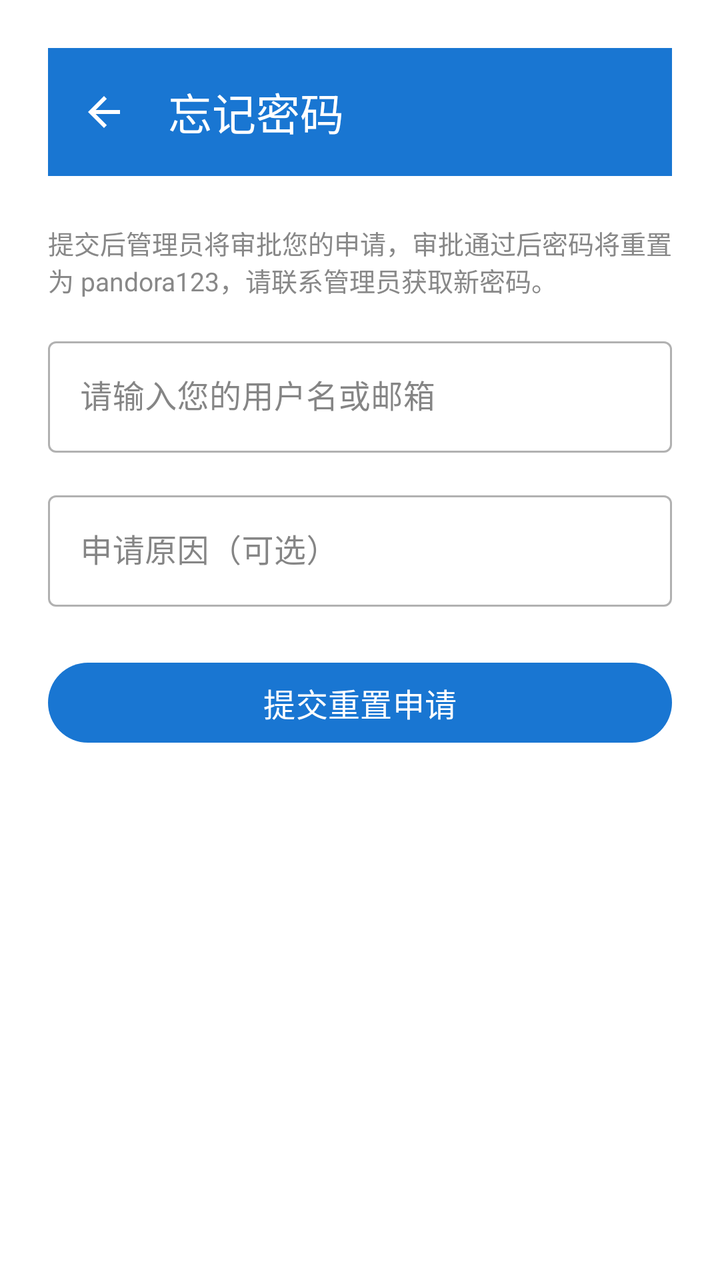
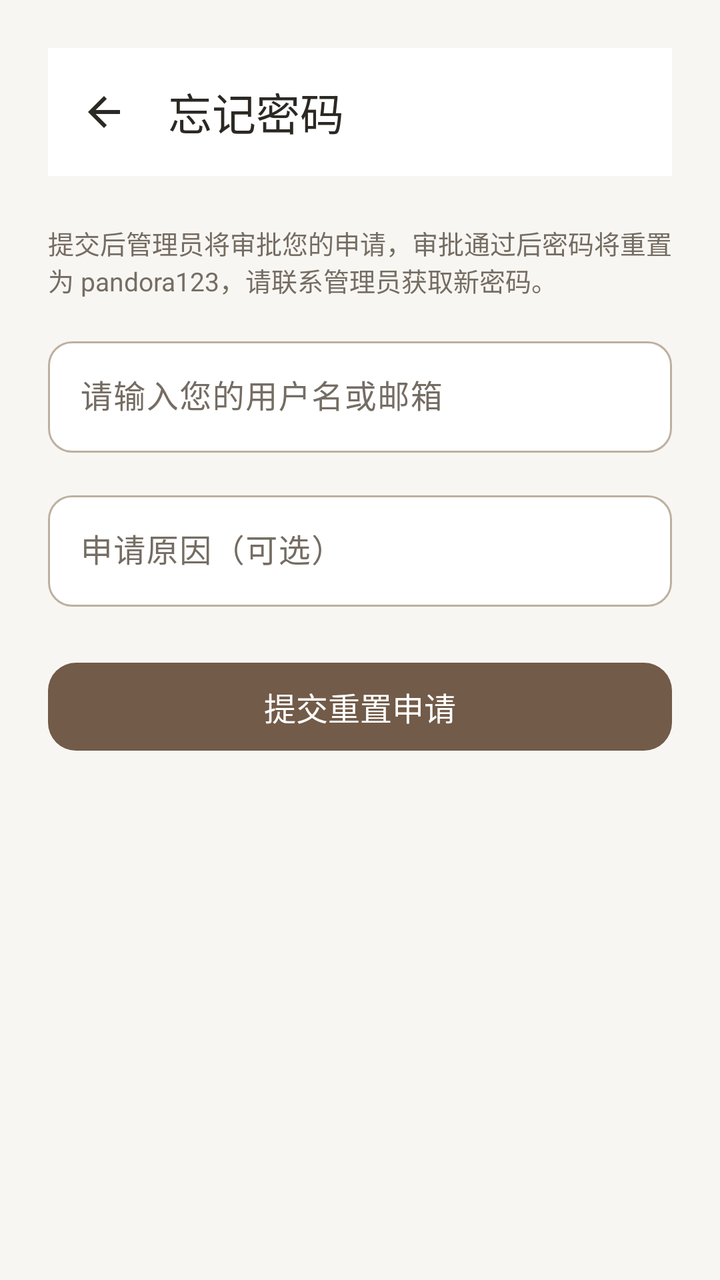

Screens rendered from an Android XML layout before and after an edit, with the pre-edit source and the edit as a unified diff.
<!-- AndroidManifest.xml: application theme Theme.Project_Pandora -->
<!-- res/layout/activity_forgot_password.xml -->
<?xml version="1.0" encoding="utf-8"?>
<LinearLayout xmlns:android="http://schemas.android.com/apk/res/android"
    android:layout_width="match_parent"
    android:layout_height="match_parent"
    android:orientation="vertical"
    android:padding="24dp">

    <com.google.android.material.appbar.MaterialToolbar
        android:id="@+id/toolbar"
        android:layout_width="match_parent"
        android:layout_height="wrap_content"
        android:background="?attr/colorPrimary"
        app:title="@string/forgot_password_title"
        app:titleTextColor="@android:color/white"
        app:navigationIcon="@drawable/ic_back"
        xmlns:app="http://schemas.android.com/apk/res-auto" />

    <TextView
        android:layout_width="match_parent"
        android:layout_height="wrap_content"
        android:layout_marginTop="24dp"
        android:text="提交后管理员将审批您的申请，审批通过后密码将重置为 pandora123，请联系管理员获取新密码。"
        android:textSize="13sp"
        android:textColor="@color/color_text_secondary"
        android:layout_marginBottom="16dp" />

    <com.google.android.material.textfield.TextInputLayout
        android:layout_width="match_parent"
        android:layout_height="wrap_content"
        android:layout_marginBottom="16dp"
        style="@style/Widget.MaterialComponents.TextInputLayout.OutlinedBox">

        <com.google.android.material.textfield.TextInputEditText
            android:id="@+id/edit_username"
            android:layout_width="match_parent"
            android:layout_height="wrap_content"
            android:hint="@string/forgot_password_hint"
            android:inputType="text"
            android:textColor="@color/color_text_edit_content" />
    </com.google.android.material.textfield.TextInputLayout>

    <com.google.android.material.textfield.TextInputLayout
        android:layout_width="match_parent"
        android:layout_height="wrap_content"
        android:layout_marginBottom="24dp"
        style="@style/Widget.MaterialComponents.TextInputLayout.OutlinedBox">

        <com.google.android.material.textfield.TextInputEditText
            android:id="@+id/edit_reason"
            android:layout_width="match_parent"
            android:layout_height="wrap_content"
            android:hint="@string/forgot_password_reason_hint"
            android:inputType="text"
            android:textColor="@color/color_text_edit_content" />
    </com.google.android.material.textfield.TextInputLayout>

    <com.google.android.material.button.MaterialButton
        android:id="@+id/btn_submit"
        android:layout_width="match_parent"
        android:layout_height="wrap_content"
        android:text="@string/forgot_password_submit"
        android:textSize="16sp" />

    <ProgressBar
        android:id="@+id/progress_bar"
        android:layout_width="wrap_content"
        android:layout_height="wrap_content"
        android:layout_gravity="center"
        android:layout_marginTop="16dp"
        android:visibility="gone" />

</LinearLayout>
<!-- resources referenced by this layout -->
<resources>
  <color name="color_text_edit_content">#FF000000</color>
  <color name="color_text_secondary">#FF888888</color>
  <style name="Base.Theme.Project_Pandora" parent="Theme.Material3.DayNight.NoActionBar">
          
          <item name="colorPrimary">@color/color_calendar_today</item>
          <item name="colorOnPrimary">@color/white</item>
          <item name="colorSurface">@color/color_bg_page</item>
          <item name="colorOnSurface">@color/color_text_primary</item>
          <item name="colorOnSurfaceVariant">@color/color_text_secondary</item>
          <item name="android:colorBackground">@color/color_bg_page</item>
          <item name="android:textColorPrimary">@color/color_text_primary</item>
          <item name="android:textColorSecondary">@color/color_text_secondary</item>
      </style>
  <color name="color_calendar_today">#FF1976D2</color>
  <color name="white">#FFFFFFFF</color>
  <color name="color_bg_page">#FFFFFFFF</color>
  <color name="color_text_primary">#FF333333</color>
  <!-- unchanged entries left out for length: 6 -->
</resources>

<!-- the commit's change to res/layout/activity_forgot_password.xml (unified diff, before → after) -->
@@ -9,11 +9,14 @@
         android:id="@+id/toolbar"
         android:layout_width="match_parent"
         android:layout_height="wrap_content"
-        android:background="?attr/colorPrimary"
+        android:background="@color/color_surface"
         app:title="@string/forgot_password_title"
-        app:titleTextColor="@android:color/white"
+        app:titleTextColor="@color/color_text_primary"
         app:navigationIcon="@drawable/ic_back"
-        xmlns:app="http://schemas.android.com/apk/res-auto" />
+        xmlns:app="http://schemas.android.com/apk/res-auto"
+        style="@style/Widget.Pandora.Toolbar"
+        app:navigationIconTint="@color/color_text_primary"
+        android:elevation="0dp" />
 
     <TextView
         android:layout_width="match_parent"
@@ -28,7 +31,7 @@
         android:layout_width="match_parent"
         android:layout_height="wrap_content"
         android:layout_marginBottom="16dp"
-        style="@style/Widget.MaterialComponents.TextInputLayout.OutlinedBox">
+        style="@style/Widget.Pandora.TextInput">
 
         <com.google.android.material.textfield.TextInputEditText
             android:id="@+id/edit_username"
@@ -43,7 +46,7 @@
         android:layout_width="match_parent"
         android:layout_height="wrap_content"
         android:layout_marginBottom="24dp"
-        style="@style/Widget.MaterialComponents.TextInputLayout.OutlinedBox">
+        style="@style/Widget.Pandora.TextInput">
 
         <com.google.android.material.textfield.TextInputEditText
             android:id="@+id/edit_reason"
@@ -59,7 +62,8 @@
         android:layout_width="match_parent"
         android:layout_height="wrap_content"
         android:text="@string/forgot_password_submit"
-        android:textSize="16sp" />
+        android:textSize="16sp"
+        android:textColor="@color/color_on_accent" />
 
     <ProgressBar
         android:id="@+id/progress_bar"
<!-- resource entries referenced after the edit -->
@@ -1,22 +1,178 @@
 <!-- resources referenced by this layout -->
 <resources>
-  <color name="color_text_edit_content">#FF000000</color>
-  <color name="color_text_secondary">#FF888888</color>
+  <color name="color_on_accent">#FFFFFF</color>
+  <color name="color_surface">#FFFFFF</color>
+  <color name="color_text_edit_content">#2C2823</color>
+  <color name="color_text_secondary">#756D63</color>
+  <style name="Widget.Pandora.TextInput" parent="Widget.Material3.TextInputLayout.OutlinedBox">
+          <item name="boxBackgroundColor">@color/color_surface</item>
+          <item name="boxStrokeColor">@color/pandora_input_stroke</item>
+          <item name="hintTextColor">@color/color_accent</item>
+          <item name="android:textColorHint">@color/color_text_secondary</item>
+          <item name="boxCornerRadiusTopStart">12dp</item>
+          <item name="boxCornerRadiusTopEnd">12dp</item>
+          <item name="boxCornerRadiusBottomStart">12dp</item>
+          <item name="boxCornerRadiusBottomEnd">12dp</item>
+          <item name="boxStrokeWidth">1dp</item>
+          <item name="boxStrokeWidthFocused">2dp</item>
+      </style>
+  <style name="Widget.Pandora.Toolbar" parent="Widget.Material3.Toolbar">
+          <item name="android:background">@color/color_surface</item>
+          <item name="android:minHeight">64dp</item>
+          <item name="android:elevation">0dp</item>
+          <item name="titleTextAppearance">@style/TextAppearance.Pandora.Title</item>
+          <item name="titleTextColor">@color/color_text_primary</item>
+          <item name="subtitleTextColor">@color/color_text_secondary</item>
+          <item name="navigationIconTint">@color/color_text_primary</item>
+          <item name="contentInsetStart">20dp</item>
+          <item name="contentInsetEnd">16dp</item>
+      </style>
+  <color name="color_accent">#725B49</color>
+  <style name="TextAppearance.Pandora.Title" parent="TextAppearance.Material3.TitleLarge">
+          <item name="android:fontFamily">sans-serif-medium</item>
+          <item name="android:textSize">22sp</item>
+          <item name="android:textColor">@color/color_text_primary</item>
+      </style>
   <style name="Base.Theme.Project_Pandora" parent="Theme.Material3.DayNight.NoActionBar">
           
-          <item name="colorPrimary">@color/color_calendar_today</item>
-          <item name="colorOnPrimary">@color/white</item>
-          <item name="colorSurface">@color/color_bg_page</item>
+          <item name="colorPrimary">@color/color_accent</item>
+          <item name="colorOnPrimary">@color/color_on_accent</item>
+          <item name="colorPrimaryContainer">@color/color_accent_soft</item>
+          <item name="colorOnPrimaryContainer">@color/color_text_primary</item>
+          <item name="colorSecondary">@color/color_accent</item>
+          <item name="colorOnSecondary">@color/color_on_accent</item>
+          <item name="colorSecondaryContainer">@color/color_accent_soft</item>
+          <item name="colorOnSecondaryContainer">@color/color_text_primary</item>
+          <item name="colorTertiary">@color/color_accent</item>
+          <item name="colorOnTertiary">@color/color_on_accent</item>
+          <item name="colorTertiaryContainer">@color/color_accent_soft</item>
+          <item name="colorOnTertiaryContainer">@color/color_text_primary</item>
+          <item name="colorSurface">@color/color_surface</item>
           <item name="colorOnSurface">@color/color_text_primary</item>
           <item name="colorOnSurfaceVariant">@color/color_text_secondary</item>
+          <item name="colorSurfaceVariant">@color/color_surface_soft</item>
+          <item name="colorSurfaceContainerLowest">@color/color_surface</item>
+          <item name="colorSurfaceContainerLow">@color/color_surface</item>
+          <item name="colorSurfaceContainer">@color/color_surface_soft</item>
+          <item name="colorSurfaceContainerHigh">@color/color_surface_soft</item>
+          <item name="colorSurfaceContainerHighest">@color/color_accent_soft</item>
+          <item name="colorOutline">@color/color_border_strong</item>
+          <item name="colorOutlineVariant">@color/color_divider</item>
+          <item name="colorError">@color/color_error</item>
+          <item name="colorOnError">@color/color_on_accent</item>
+          <item name="colorErrorContainer">@color/color_error_surface</item>
+          <item name="colorOnErrorContainer">@color/color_error</item>
+          <item name="colorControlHighlight">@color/color_accent_soft</item>
           <item name="android:colorBackground">@color/color_bg_page</item>
+          <item name="android:windowBackground">@color/color_bg_page</item>
           <item name="android:textColorPrimary">@color/color_text_primary</item>
           <item name="android:textColorSecondary">@color/color_text_secondary</item>
+          <item name="android:fontFamily">sans-serif</item>
+          <item name="fontFamily">sans-serif</item>
+          <item name="textAppearanceBodyLarge">@style/TextAppearance.Pandora.Body</item>
+          <item name="textAppearanceBodyMedium">@style/TextAppearance.Pandora.BodySmall</item>
+          <item name="textAppearanceTitleLarge">@style/TextAppearance.Pandora.Title</item>
+          <item name="textAppearanceLabelLarge">@style/TextAppearance.Pandora.Label</item>
+          <item name="materialButtonStyle">@style/Widget.Pandora.Button</item>
+          <item name="materialButtonOutlinedStyle">@style/Widget.Pandora.Button.Outlined</item>
+          <item name="materialCardViewStyle">@style/Widget.Pandora.Card</item>
+          <item name="cardViewStyle">@style/Widget.Pandora.LegacyCard</item>
+          <item name="toolbarStyle">@style/Widget.Pandora.Toolbar</item>
+          <item name="textInputStyle">@style/Widget.Pandora.TextInput</item>
+          <item name="tabStyle">@style/Widget.Pandora.Tabs</item>
+          <item name="chipStyle">@style/Widget.Pandora.Chip</item>
+          <item name="bottomNavigationStyle">@style/Widget.Pandora.BottomNavigation</item>
+          <item name="floatingActionButtonStyle">@style/Widget.Pandora.Fab</item>
       </style>
-  <color name="color_calendar_today">#FF1976D2</color>
-  <color name="white">#FFFFFFFF</color>
-  <color name="color_bg_page">#FFFFFFFF</color>
-  <color name="color_text_primary">#FF333333</color>
+  <color name="color_accent_soft">#EEE6DC</color>
+  <color name="color_surface_soft">#F3EFE8</color>
+  <color name="color_border_strong">#BDB0A0</color>
+  <color name="color_divider">#E9E3DA</color>
+  <color name="color_error">#A1473A</color>
+  <color name="color_error_surface">#F8EAE5</color>
+  <color name="color_bg_page">#F8F6F2</color>
+  <style name="TextAppearance.Pandora.Body" parent="TextAppearance.Material3.BodyLarge">
+          <item name="android:fontFamily">sans-serif</item>
+          <item name="android:textSize">16sp</item>
+          <item name="android:textColor">@color/color_text_primary</item>
+      </style>
+  <style name="TextAppearance.Pandora.BodySmall" parent="TextAppearance.Material3.BodyMedium">
+          <item name="android:textSize">14sp</item>
+          <item name="android:textColor">@color/color_text_secondary</item>
+      </style>
+  <style name="TextAppearance.Pandora.Label" parent="TextAppearance.Material3.LabelLarge">
+          <item name="android:fontFamily">sans-serif-medium</item>
+          <item name="android:textSize">14sp</item>
+          <item name="android:letterSpacing">0</item>
+          <item name="android:textAllCaps">false</item>
+      </style>
+  <style name="Widget.Pandora.Button" parent="Widget.Material3.Button">
+          <item name="cornerRadius">14dp</item>
+          <item name="android:minHeight">52dp</item>
+          <item name="android:textAppearance">@style/TextAppearance.Pandora.Label</item>
+          <item name="android:textAllCaps">false</item>
+          <item name="android:stateListAnimator">@null</item>
+      </style>
+  <style name="Widget.Pandora.Button.Outlined" parent="Widget.Material3.Button.OutlinedButton">
+          <item name="cornerRadius">14dp</item>
+          <item name="strokeColor">@color/color_border_strong</item>
+          <item name="android:minHeight">48dp</item>
+          <item name="android:textAppearance">@style/TextAppearance.Pandora.Label</item>
+          <item name="android:textAllCaps">false</item>
+      </style>
+  <style name="Widget.Pandora.Card" parent="Widget.MaterialComponents.CardView">
+          <item name="cardBackgroundColor">@color/color_surface</item>
+          <item name="cardCornerRadius">18dp</item>
+          <item name="cardElevation">0dp</item>
+          <item name="strokeColor">@color/color_divider</item>
+          <item name="strokeWidth">1dp</item>
+      </style>
+  <style name="Widget.Pandora.LegacyCard" parent="CardView">
+          <item name="cardBackgroundColor">@color/color_surface</item>
+          <item name="cardCornerRadius">18dp</item>
+          <item name="cardElevation">1dp</item>
+      </style>
+  <style name="Widget.Pandora.Tabs" parent="Widget.Material3.TabLayout">
+          <item name="android:background">@color/color_surface</item>
+          <item name="tabTextAppearance">@style/TextAppearance.Pandora.Label</item>
+          <item name="tabTextColor">@color/color_text_secondary</item>
+          <item name="tabSelectedTextColor">@color/color_accent</item>
+          <item name="tabIndicatorColor">@color/color_accent</item>
+          <item name="tabIndicatorHeight">2dp</item>
+          <item name="tabRippleColor">@color/color_accent_soft</item>
+      </style>
+  <style name="Widget.Pandora.Chip" parent="Widget.Material3.Chip.Filter">
+          <item name="chipBackgroundColor">@color/pandora_chip_background</item>
+          <item name="android:textColor">@color/pandora_chip_text</item>
+          <item name="chipStrokeColor">@color/color_divider</item>
+          <item name="chipStrokeWidth">1dp</item>
+          <item name="chipCornerRadius">12dp</item>
+          <item name="ensureMinTouchTargetSize">true</item>
+      </style>
+  <style name="Widget.Pandora.BottomNavigation" parent="Widget.Material3.BottomNavigationView">
+          <item name="android:background">@color/color_surface</item>
+          <item name="elevation">0dp</item>
+          <item name="itemIconSize">23dp</item>
+          <item name="itemIconTint">@color/bottom_nav_color_selector</item>
+          <item name="itemTextColor">@color/bottom_nav_color_selector</item>
+          <item name="itemTextAppearanceActive">@style/TextAppearance.Pandora.Navigation</item>
+          <item name="itemTextAppearanceInactive">@style/TextAppearance.Pandora.Navigation</item>
+          <item name="itemActiveIndicatorStyle">@style/Widget.Pandora.NavIndicator</item>
+      </style>
+  <style name="Widget.Pandora.Fab" parent="Widget.Material3.FloatingActionButton.Primary">
+          <item name="backgroundTint">@color/color_accent</item>
+          <item name="tint">@color/color_on_accent</item>
+          <item name="elevation">2dp</item>
+      </style>
+  <style name="TextAppearance.Pandora.Navigation" parent="TextAppearance.Material3.LabelMedium">
+          <item name="android:fontFamily">sans-serif-medium</item>
+          <item name="android:textSize">12sp</item>
+          <item name="android:letterSpacing">0</item>
+      </style>
+  <style name="Widget.Pandora.NavIndicator" parent="Widget.Material3.BottomNavigationView.ActiveIndicator">
+          <item name="android:color">@color/color_accent_soft</item>
+      </style>
+  <color name="color_text_primary">#2C2823</color>
   <!-- unchanged entries left out for length: 6 -->
 </resources>
 
